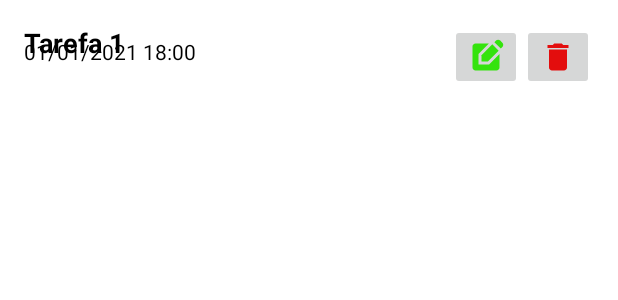
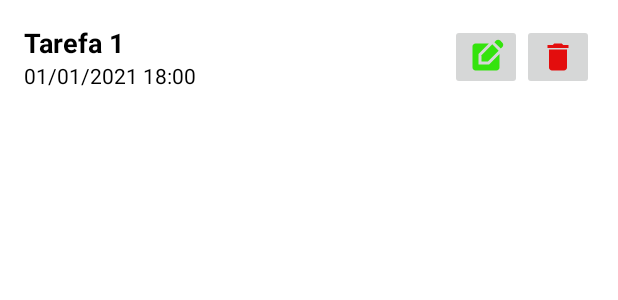
Before and after one commit to biosbio/LIsta_de_Tarefas, an Android app: the layout tarefas.xml on its own in the app's theme, with its tools: preview values and no code run, on a phone screen of 412 x 824 dp. Shown: the top 300 px of the screen. Run offline under Robolectric (Android 15) with nearby library versions, the phone set to English and light mode, and no system bars.

Commit message:
Ajustando layout

```diff
--- a/app/src/main/res/layout/tarefas.xml
+++ b/app/src/main/res/layout/tarefas.xml
@@ -1,12 +1,9 @@
-<?xml version="1.0" encoding="utf-8"?>
-<?xml version="1.0" encoding="utf-8"?>
 <androidx.constraintlayout.widget.ConstraintLayout xmlns:android="http://schemas.android.com/apk/res/android"
     xmlns:app="http://schemas.android.com/apk/res-auto"
     xmlns:tools="http://schemas.android.com/tools"
     android:layout_width="match_parent"
     android:layout_height="wrap_content"
     android:padding="16dp">
-
 
     <TextView
         android:id="@+id/tv_task_title"
@@ -24,7 +21,6 @@
         android:id="@+id/tv_task_date"
         android:layout_width="0dp"
         android:layout_height="wrap_content"
-        android:layout_marginTop="-16dp"
         android:textColor="@color/black"
         android:textSize="14sp"
         app:layout_constraintEnd_toStartOf="@+id/ib_edit"
```
